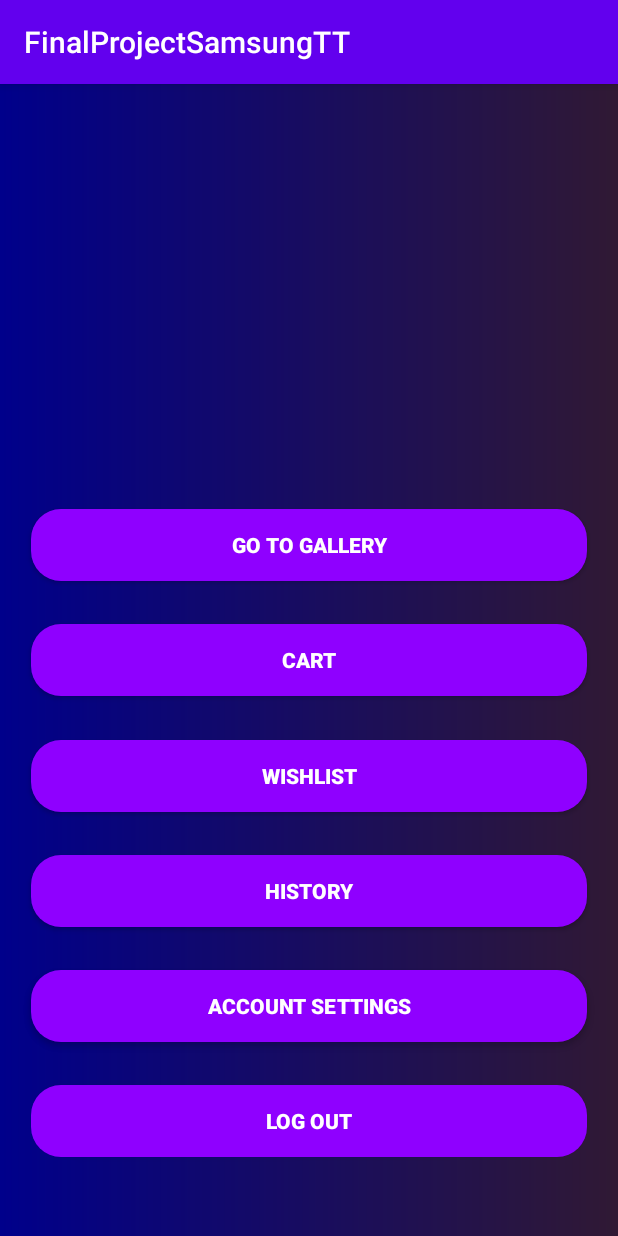
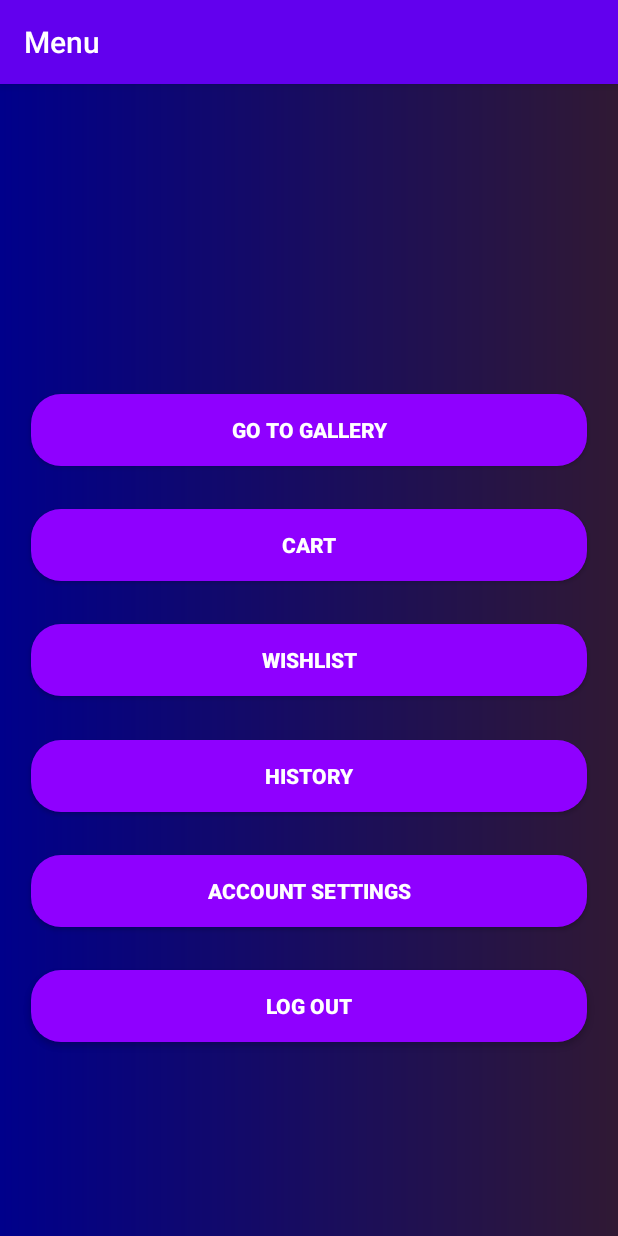
Before and after one commit to TaronTonoyan/FinalProjectSamsungTT, an Android app: the MainActivity screen opened directly, with no data from a screen before it, on a phone screen of 412 x 824 dp. Run offline under Robolectric (Android 15) with nearby library versions, the phone set to English and light mode, and no system bars.

Commit message:
Changes Saved

```diff
--- a/app/src/main/java/com/samsung/finalprojectsamsungtt/activities/MainActivity.java
+++ b/app/src/main/java/com/samsung/finalprojectsamsungtt/activities/MainActivity.java
@@ -7,6 +7,7 @@ import android.content.Intent;
 import android.content.SharedPreferences;
 import android.os.Bundle;
 import android.widget.Button;
+import android.widget.TextView;
 import android.widget.Toast;
 
 
@@ -14,15 +15,16 @@ import com.samsung.finalprojectsamsungtt.DBShop;
 import com.samsung.finalprojectsamsungtt.R;
 import com.samsung.finalprojectsamsungtt.models.Account;
 
+
 import java.util.ArrayList;
 
 public class MainActivity extends AppCompatActivity {
 
     private DBShop DBConnector;
     private Account acc;
-    private ActionBar actionBar;
-    boolean remember;
+    private boolean remember;
     private SharedPreferences.Editor editor;
+    private TextView text;
 
     private final int LOGIN_ACTIVITY_RESULT_CODE = 1;
     private final int ADMIN_ACTIVITY_RESULT_CODE = 2;
@@ -38,7 +40,10 @@ public class MainActivity extends AppCompatActivity {
     }
 
     private void initViews() {
-        actionBar = getSupportActionBar();
+        ActionBar actionBar = getSupportActionBar();
+        assert actionBar != null;
+        actionBar.setTitle("Menu");
+        text = findViewById(R.id.text);
         Button gallery = findViewById(R.id.gallery);
         Button cart = findViewById(R.id.cart);
         Button wishlist = findViewById(R.id.wishlist);
@@ -112,7 +117,7 @@ public class MainActivity extends AppCompatActivity {
             Intent i = new Intent(MainActivity.this, AdminActivity.class);
             startActivityForResult(i, ADMIN_ACTIVITY_RESULT_CODE);
         } else {
-            actionBar.setTitle(acc.getEmail());
+            text.setText(acc.getEmail());
         }
     }
 
--- a/app/src/main/res/layout/activity_main.xml
+++ b/app/src/main/res/layout/activity_main.xml
@@ -7,6 +7,18 @@
     android:layout_height="match_parent"
     tools:context=".activities.MainActivity">
 
+    <TextView
+        android:id="@+id/text"
+        android:layout_width="0dp"
+        android:layout_height="0dp"
+        android:textAlignment="center"
+        android:textColor="@color/white"
+        android:textSize="24sp"
+        android:textStyle="italic"
+        app:layout_constraintBottom_toTopOf="@+id/guideline2"
+        app:layout_constraintEnd_toStartOf="@+id/verticalGuideline2"
+        app:layout_constraintStart_toStartOf="@+id/verticalGuideline1"
+        app:layout_constraintTop_toTopOf="@+id/guideline1" />
 
     <Button
         android:id="@+id/gallery"
@@ -16,10 +28,10 @@
         android:text="@string/gallery"
         android:textColor="@color/white"
         android:textStyle="bold"
-        app:layout_constraintBottom_toTopOf="@+id/guideline2"
+        app:layout_constraintBottom_toTopOf="@+id/guideline3"
         app:layout_constraintEnd_toStartOf="@+id/verticalGuideline2"
         app:layout_constraintStart_toStartOf="@+id/verticalGuideline1"
-        app:layout_constraintTop_toTopOf="@+id/guideline1" />
+        app:layout_constraintTop_toTopOf="@+id/guideline2" />
 
     <Button
         android:id="@+id/cart"
@@ -29,10 +41,10 @@
         android:text="@string/cart"
         android:textColor="@color/white"
         android:textStyle="bold"
-        app:layout_constraintBottom_toTopOf="@+id/guideline3"
+        app:layout_constraintBottom_toTopOf="@+id/guideline4"
         app:layout_constraintEnd_toStartOf="@+id/verticalGuideline2"
         app:layout_constraintStart_toStartOf="@+id/verticalGuideline1"
-        app:layout_constraintTop_toTopOf="@+id/guideline2" />
+        app:layout_constraintTop_toTopOf="@+id/guideline3" />
 
     <Button
         android:id="@+id/wishlist"
@@ -42,10 +54,10 @@
         android:text="@string/wishlist"
         android:textColor="@color/white"
         android:textStyle="bold"
-        app:layout_constraintBottom_toTopOf="@+id/guideline4"
+        app:layout_constraintBottom_toTopOf="@+id/guideline5"
         app:layout_constraintEnd_toStartOf="@+id/verticalGuideline2"
         app:layout_constraintStart_toStartOf="@+id/verticalGuideline1"
-        app:layout_constraintTop_toTopOf="@+id/guideline3" />
+        app:layout_constraintTop_toTopOf="@+id/guideline4" />
 
     <Button
         android:id="@+id/history"
@@ -55,10 +67,10 @@
         android:text="@string/history"
         android:textColor="@color/white"
         android:textStyle="bold"
-        app:layout_constraintBottom_toTopOf="@+id/guideline5"
+        app:layout_constraintBottom_toTopOf="@+id/guideline6"
         app:layout_constraintEnd_toStartOf="@+id/verticalGuideline2"
         app:layout_constraintStart_toStartOf="@+id/verticalGuideline1"
-        app:layout_constraintTop_toTopOf="@+id/guideline4" />
+        app:layout_constraintTop_toTopOf="@+id/guideline5" />
 
     <Button
         android:id="@+id/accountSettings"
@@ -68,10 +80,10 @@
         android:text="@string/account_settings"
         android:textColor="@color/white"
         android:textStyle="bold"
-        app:layout_constraintBottom_toTopOf="@+id/guideline6"
+        app:layout_constraintBottom_toTopOf="@+id/guideline7"
         app:layout_constraintEnd_toStartOf="@+id/verticalGuideline2"
         app:layout_constraintStart_toStartOf="@+id/verticalGuideline1"
-        app:layout_constraintTop_toTopOf="@+id/guideline5" />
+        app:layout_constraintTop_toTopOf="@+id/guideline6" />
 
     <Button
         android:id="@+id/logOut"
@@ -81,59 +93,66 @@
         android:text="@string/log_out"
         android:textColor="@color/white"
         android:textStyle="bold"
-        app:layout_constraintBottom_toTopOf="@+id/guideline7"
+        app:layout_constraintBottom_toTopOf="@+id/guideline8"
         app:layout_constraintEnd_toStartOf="@+id/verticalGuideline2"
         app:layout_constraintStart_toStartOf="@+id/verticalGuideline1"
-        app:layout_constraintTop_toTopOf="@+id/guideline6" />
+        app:layout_constraintTop_toTopOf="@+id/guideline7" />
 
     <androidx.constraintlayout.widget.Guideline
         android:id="@+id/guideline1"
         android:layout_width="wrap_content"
         android:layout_height="wrap_content"
         android:orientation="horizontal"
-        app:layout_constraintGuide_percent="0.35" />
+        app:layout_constraintGuide_percent="0.15" />
 
     <androidx.constraintlayout.widget.Guideline
         android:id="@+id/guideline2"
         android:layout_width="wrap_content"
         android:layout_height="wrap_content"
         android:orientation="horizontal"
-        app:layout_constraintGuide_percent="0.45" />
+        app:layout_constraintGuide_percent="0.25" />
 
     <androidx.constraintlayout.widget.Guideline
         android:id="@+id/guideline3"
         android:layout_width="wrap_content"
         android:layout_height="wrap_content"
         android:orientation="horizontal"
-        app:layout_constraintGuide_percent="0.55" />
+        app:layout_constraintGuide_percent="0.35" />
 
     <androidx.constraintlayout.widget.Guideline
         android:id="@+id/guideline4"
         android:layout_width="wrap_content"
         android:layout_height="wrap_content"
         android:orientation="horizontal"
-        app:layout_constraintGuide_percent="0.65" />
+        app:layout_constraintGuide_percent="0.45" />
 
     <androidx.constraintlayout.widget.Guideline
         android:id="@+id/guideline5"
         android:layout_width="wrap_content"
         android:layout_height="wrap_content"
         android:orientation="horizontal"
-        app:layout_constraintGuide_percent="0.75" />
+        app:layout_constraintGuide_percent="0.55" />
 
     <androidx.constraintlayout.widget.Guideline
         android:id="@+id/guideline6"
         android:layout_width="wrap_content"
         android:layout_height="wrap_content"
         android:orientation="horizontal"
-        app:layout_constraintGuide_percent="0.85" />
+        app:layout_constraintGuide_percent="0.65" />
 
     <androidx.constraintlayout.widget.Guideline
         android:id="@+id/guideline7"
         android:layout_width="wrap_content"
         android:layout_height="wrap_content"
         android:orientation="horizontal"
-        app:layout_constraintGuide_percent="0.95" />
+        app:layout_constraintGuide_percent="0.75" />
+
+    <androidx.constraintlayout.widget.Guideline
+        android:id="@+id/guideline8"
+        android:layout_width="wrap_content"
+        android:layout_height="wrap_content"
+        android:orientation="horizontal"
+        app:layout_constraintGuide_percent="0.85" />
 
     <androidx.constraintlayout.widget.Guideline
         android:id="@+id/verticalGuideline1"
```
